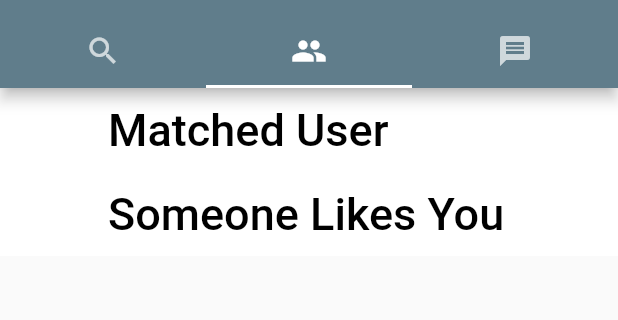
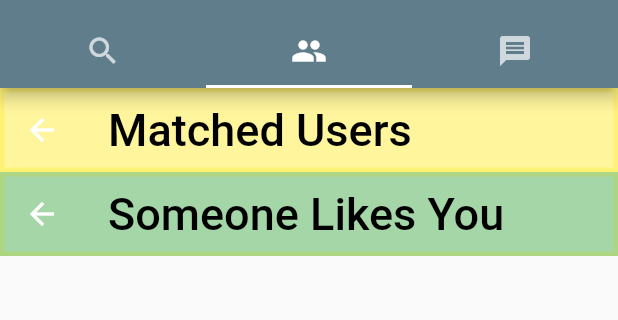
Before and after one commit to zirisdeveloper/meet, a Flutter app: the Tabs screen opened directly, tab 2 chosen, on a phone screen of 412 x 824 dp, the part 68-388 px from its top. Run offline on Flutter 3.47's test engine with Material 2 defaults, Android fonts, the phone set to English and light mode, and no system bars; our stand-ins replace bloc, cloud_firestore, equatable, eva_icons_flutter, extended_image, file_picker and 8 more; accounts and stored records are empty.

Commit message:
matched users header modified

```diff
--- a/lib/ui/pages/matches.dart
+++ b/lib/ui/pages/matches.dart
@@ -1,3 +1,4 @@
+
 import 'package:meet/bloc/matches/bloc.dart';
 import 'package:meet/models/user.dart';
 import 'package:meet/repositories/matchesRepository.dart';
@@ -59,9 +60,10 @@ class _MatchesState extends State<Matches> {
             slivers: <Widget>[
               SliverAppBar(
                 pinned: true,
-                backgroundColor: Colors.white,
+                shape: Border.all(color: Colors.yellow[300],width: 3.0,style:BorderStyle.solid),
+                backgroundColor: Colors.yellow[200],
                 title: Text(
-                  "Matched User",
+                  "Matched Users",
                   style: TextStyle(color: Colors.black, fontSize: 30.0),
                 ),
               ),
@@ -213,8 +215,9 @@ class _MatchesState extends State<Matches> {
                 },
               ),
               SliverAppBar(
-                backgroundColor: Colors.white,
+                backgroundColor: Colors.green[200],
                 pinned: true,
+                shape: Border.all(color: Colors.lightGreen[300],width: 3.0,style:BorderStyle.solid),
                 title: Text(
                   "Someone Likes You",
                   style: TextStyle(color: Colors.black, fontSize: 30),
```
Also changed, not shown: 6 other files.
